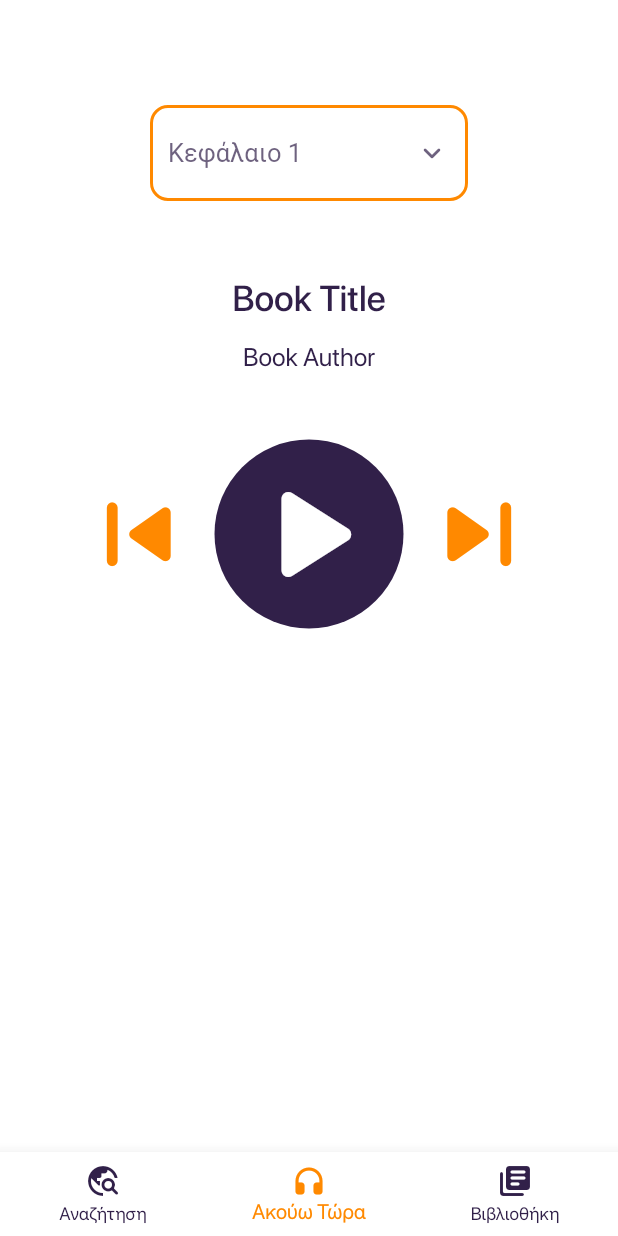
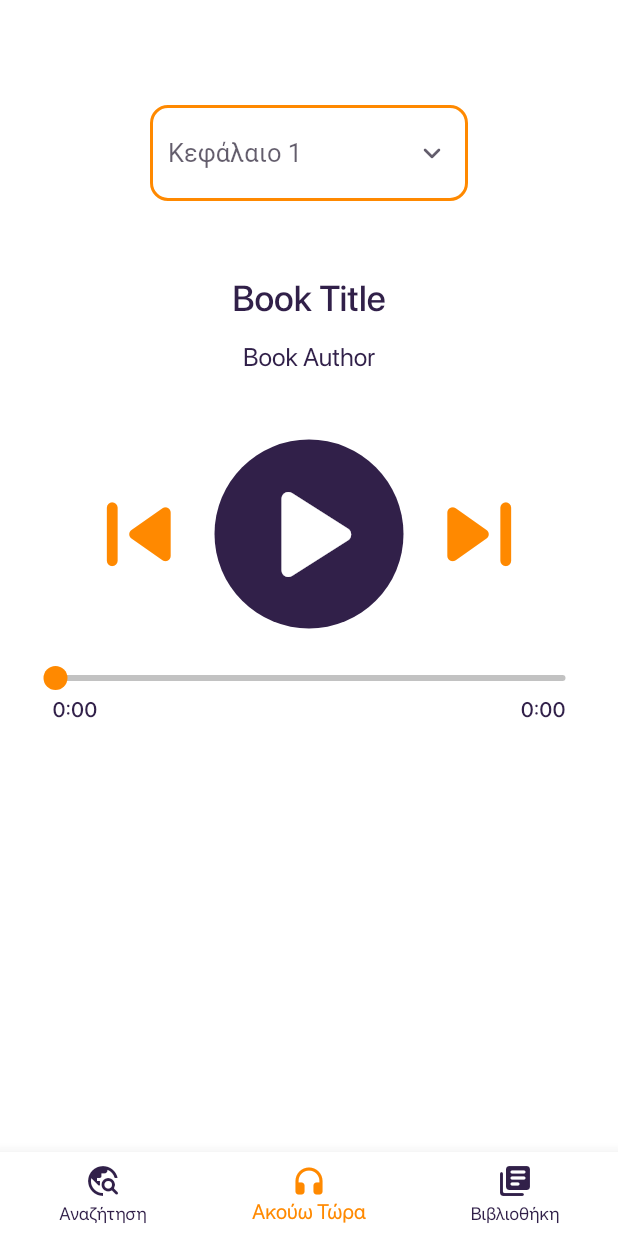
Before and after one commit to Stellapist/audioblink, a Flutter app: the screen it shows after launch, item 2 of the bottom bar chosen, after a tap on the "play arrow" icon, on a phone screen of 412 x 824 dp. Run offline on Flutter 3.47's test engine with Material 2 defaults, Android fonts, the phone set to English and light mode, and no system bars; drawn by our look-alikes of audio_video_progress_bar; our stand-ins replace just_audio, rxdart.

Commit message:
media player progress bar ready

```diff
--- a/lib/main.dart
+++ b/lib/main.dart
@@ -1,11 +1,10 @@
 import 'dart:ui';
-import 'package:audioplayers/audio_cache.dart';
-import 'package:audioplayers/audioplayers.dart';
-import 'package:flutter/cupertino.dart';
 import 'package:flutter/material.dart';
-import 'package:flutter/rendering.dart';
-import 'package:flutter/widgets.dart';
+import 'package:path_provider/path_provider.dart';
+import 'package:audio_video_progress_bar/audio_video_progress_bar.dart';
 import 'package:flutter/services.dart';
+import 'package:rxdart/rxdart.dart';
+import 'package:just_audio/just_audio.dart';
 
 import 'misc.dart';
 
@@ -14,14 +13,9 @@ void main() {
 }
 
 //Content of the application
-class MyApp extends StatefulWidget {
+class MyApp extends StatelessWidget {
   const MyApp({Key? key}) : super(key: key);
 
-  @override
-  _MyAppState createState() => _MyAppState();
-}
-
-class _MyAppState extends State<MyApp> {
   @override
   Widget build(BuildContext context) {
     SystemChrome.setPreferredOrientations([
@@ -213,8 +207,6 @@ class PlayerTab extends StatefulWidget {
 }
 
 class _PlayerTabState extends State<PlayerTab> {
-  String dropdownValue = 'Κεφάλαιο 1';
-
   var chapters = [
     'Κεφάλαιο 1',
     'Κεφάλαιο 2',
@@ -223,21 +215,45 @@ class _PlayerTabState extends State<PlayerTab> {
     'Κεφάλαιο 5'
   ];
 
+  String dropdownValue = 'Κεφάλαιο 1';
   AudioPlayer audioPlayer = AudioPlayer();
-  AudioPlayerState audioPlayerState = AudioPlayerState.PAUSED;
-  AudioCache audioCache = AudioCache(fixedPlayer: null);
-  String path = 'audio/dummy.mp3';
+  String path = 'assets/audio/rick.mp3';
+  late Stream<DurationState> _durationState;
+  final _labelLocation = TimeLabelLocation.below;
+  final _labelType = TimeLabelType.totalTime;
+  final _thumbRadius = 8.0;
+  final _labelPadding = 5.0;
+  final _barHeight = 4.0;
+  final _barCapShape = BarCapShape.round;
+  final _thumbCanPaintOutsideBar = true;
 
   @override
   void initState() {
     super.initState();
-    //init in here might be a problem
-    audioCache = AudioCache(fixedPlayer: audioPlayer);
-    audioPlayer.onPlayerStateChanged.listen((AudioPlayerState s) {
-      setState(() {
-        audioPlayerState = s;
-      });
-    });
+    audioPlayer = AudioPlayer();
+    _durationState = Rx.combineLatest2<Duration, PlaybackEvent, DurationState>(
+        audioPlayer.positionStream,
+        audioPlayer.playbackEventStream,
+        (position, playbackEvent) => DurationState(
+              progress: position,
+              buffered: playbackEvent.bufferedPosition,
+              total: playbackEvent.duration,
+            ));
+    _init();
+  }
+
+  Future<void> _init() async {
+    try {
+      await audioPlayer.setAsset(path);
+    } catch (e) {
+      debugPrint('An error occurred $e');
+    }
+  }
+
+  @override
+  void dispose() {
+    audioPlayer.dispose();
+    super.dispose();
   }
 
   @override
@@ -321,18 +337,7 @@ class _PlayerTabState extends State<PlayerTab> {
             Container(
               decoration: BoxDecoration(
                   color: myScheme.primary, shape: BoxShape.circle),
-              child: IconButton(
-                iconSize: 110,
-                color: myScheme.background,
-                onPressed: () {
-                  audioPlayerState == AudioPlayerState.PLAYING
-                      ? pauseAudio()
-                      : playAudio();
-                },
-                icon: Icon(audioPlayerState == AudioPlayerState.PLAYING
-                    ? Icons.pause_rounded
-                    : Icons.play_arrow_rounded),
-              ),
+              child: _playButton(),
             ),
             IconButton(
               iconSize: 85,
@@ -344,37 +349,94 @@ class _PlayerTabState extends State<PlayerTab> {
             ),
           ]),
         ),
+        Container(
+          margin: const EdgeInsets.symmetric(horizontal:35, vertical: 25),
+            child: _progressBar()),
       ]),
     );
   }
 
-  @override
-  void dispose() {
-    super.dispose();
-    audioPlayer.release();
-    audioPlayer.dispose();
-    audioCache.clearCache();
+  StreamBuilder<PlayerState> _playButton() {
+    return StreamBuilder<PlayerState>(
+      stream: audioPlayer.playerStateStream,
+      builder: (context, snapshot) {
+        final playerState = snapshot.data;
+        final processingState = playerState?.processingState;
+        final playing = playerState?.playing;
+        if (processingState == ProcessingState.loading ||
+            processingState == ProcessingState.buffering) {
+          return Container(
+            margin: const EdgeInsets.all(28.0),
+            width: 70.0,
+            height: 70.0,
+            child: CircularProgressIndicator(color: myScheme.background, strokeWidth: 6),
+          );
+        }
+        else if (playing != true) {
+          return IconButton(
+            icon: Icon(Icons.play_arrow_rounded, color: myScheme.background,),
+            iconSize: 110.0,
+            onPressed: audioPlayer.play
+          );
+        }
+        else if (processingState != ProcessingState.completed) {
+          return IconButton(
+            icon: Icon(Icons.pause_rounded, color: myScheme.background),
+            iconSize: 110.0,
+            onPressed: audioPlayer.pause,
+          );
+        }
+        else {
+          return IconButton(
+            icon: Icon(Icons.stop_rounded, color: myScheme.background),
+            iconSize: 110.0,
+            onPressed: () => audioPlayer.seek(Duration.zero),
+          );
+        }
+      },
+    );
   }
 
-  playAudio() async {
-    await audioCache.play(path);
+  StreamBuilder<DurationState> _progressBar() {
+    return StreamBuilder<DurationState>(
+      stream: _durationState,
+      builder: (context, snapshot) {
+        final durationState = snapshot.data;
+        final progress = durationState?.progress ?? Duration.zero;
+        final buffered = durationState?.buffered ?? Duration.zero;
+        final total = durationState?.total ?? Duration.zero;
+
+        return ProgressBar(
+          progress: progress,
+          buffered: buffered,
+          total: total,
+          onSeek: (duration) {
+            audioPlayer.seek(duration);
+          },
+          onDragUpdate: (details) {
+            debugPrint('${details.timeStamp}, ${details.localPosition}');
+          },
+          barHeight: _barHeight,
+          baseBarColor: myScheme.surface,
+          progressBarColor: myScheme.secondaryContainer,
+          bufferedBarColor: myScheme.onSurface,
+          thumbColor: myScheme.secondary,
+          thumbGlowColor: myScheme.secondary,
+          barCapShape: _barCapShape,
+          thumbRadius: _thumbRadius,
+          thumbCanPaintOutsideBar: _thumbCanPaintOutsideBar,
+          timeLabelLocation: _labelLocation,
+          timeLabelType: _labelType,
+          timeLabelTextStyle: TextStyle(color: myScheme.primary, fontWeight: FontWeight.w600),
+          timeLabelPadding: _labelPadding,
+        );
+      },
+    );
   }
 
-  pauseAudio() async {
-    await audioPlayer.pause();
-  }
+  previousTrack() {}
 
-  previousTrack() async {
-    //todo change this to playing previous chapter
-    audioPlayer.seek(const Duration(seconds: 0));
-    await audioCache.play(path);
-  }
-
-  nextTrack() async {
-    //todo change this to playing next chapter
-    audioPlayer.seek(const Duration(seconds: 0));
-    await audioCache.play(path);
-  }
+  nextTrack() {}
 }
 
 //Content of the LIBRARY tab
@@ -404,17 +466,30 @@ class _LibraryTabState extends State<LibraryTab> {
   }
 }
 
+//Misc
+class DurationState {
+  const DurationState({
+    required this.progress,
+    required this.buffered,
+    this.total,
+  });
+
+  final Duration progress;
+  final Duration buffered;
+  final Duration? total;
+}
+
 const ColorScheme myScheme = ColorScheme(
   primary: Color.fromRGBO(49, 32, 73, 1.0),
-  primaryContainer: Color.fromRGBO(49, 32, 73, 0.7),
+  primaryContainer: Color.fromRGBO(33, 24, 45, 0.7019607843137254),
   secondary: Color.fromRGBO(255, 137, 0, 1.0),
   secondaryContainer: Color.fromRGBO(255, 137, 0, 0.7),
-  surface: Color.fromRGBO(49, 32, 73, 1.0),
+  surface: Color.fromRGBO(194, 194, 194, 1.0),
   background: Colors.white,
   error: Colors.redAccent,
   onPrimary: Colors.white,
   onSecondary: Color.fromRGBO(49, 32, 73, 1.0),
-  onSurface: Colors.white,
+  onSurface: Color.fromRGBO(255, 137, 0, 0.3),
   onBackground: Color.fromRGBO(49, 32, 73, 0.8),
   onError: Colors.white,
   brightness: Brightness.light,
--- a/pubspec.yaml
+++ b/pubspec.yaml
@@ -34,7 +34,9 @@ dependencies:
   # The following adds the Cupertino Icons font to your application.
   # Use with the CupertinoIcons class for iOS style icons.
   cupertino_icons: ^1.0.2
-  audioplayers: 0.18.1
+  audio_video_progress_bar: ^0.10.0
+  rxdart: ^0.27.3
+  just_audio: ^0.9.20
 
 dev_dependencies:
   flutter_test:
```
Also changed, not shown: pubspec.lock, 2 other files.
